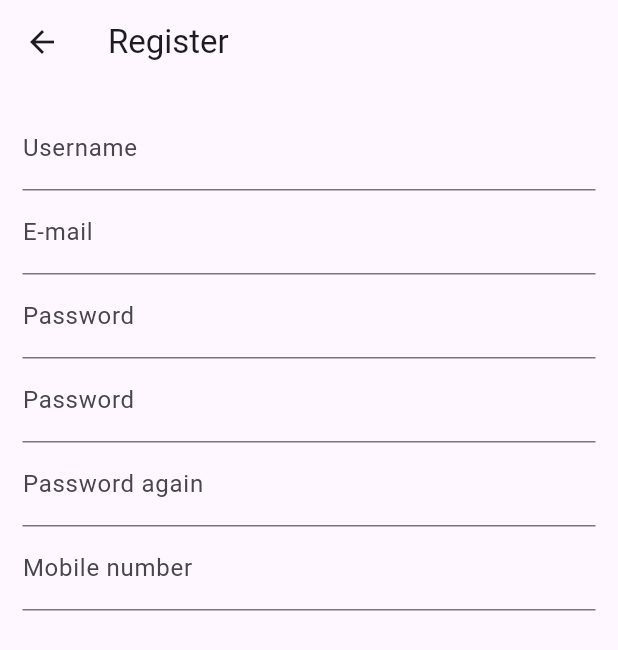
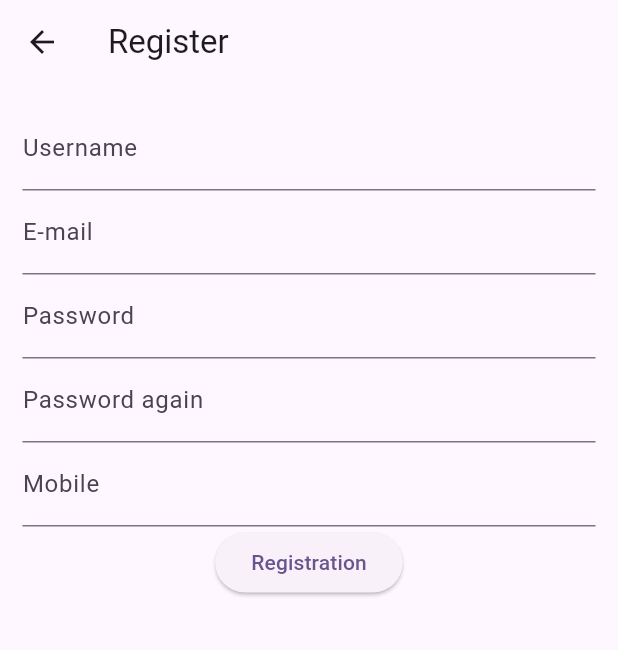
Before and after one commit to ketonBever0/Hazajutok, a Flutter app: the RegisterScreen screen opened by its route, on a phone screen of 412 x 824 dp. Shown: the top 650 px of the screen. Run offline on Flutter 3.47's test engine with Material 3 defaults, Android fonts, the phone set to English and light mode, and no system bars; our stand-ins replace cloud_firestore, firebase_analytics, firebase_core, flutter_map, flutter_riverpod, freezed_annotation and 3 more; accounts and stored records are empty; generated files the repository leaves out were written again; statements that could not run were skipped.

Commit message:
registration form started

```diff
--- a/analysis_options.yaml
+++ b/analysis_options.yaml
@@ -26,3 +26,8 @@ linter:
 
 # Additional information about this file can be found at
 # https://dart.dev/guides/language/analysis-options
+analyzer:
+  plugins:
+    - custom_lint
+  errors:
+    invalid_annotation_target: ignore
--- a/lib/main.dart
+++ b/lib/main.dart
@@ -4,10 +4,12 @@ import 'package:flutter/material.dart';
 import 'package:firebase_core/firebase_core.dart';
 import 'package:flutter_localizations/flutter_localizations.dart';
 import 'package:hazajutok/pages/auth/login/screen.dart';
-import 'package:hazajutok/pages/auth/register/screen.dart';
+import 'package:hazajutok/pages/auth/registration/screen.dart';
 import 'package:hazajutok/pages/mainscreen.dart';
+import 'package:riverpod_annotation/riverpod_annotation.dart';
 import 'firebase_options.dart';
 import 'package:flutter_gen/gen_l10n/app_localizations.dart';
+import 'package:flutter_riverpod/flutter_riverpod.dart';
 
 Future<void> main() async {
   WidgetsFlutterBinding.ensureInitialized();
@@ -15,19 +17,18 @@ Future<void> main() async {
   await Firebase.initializeApp(
     options: DefaultFirebaseOptions.currentPlatform,
   );
-  runApp(const MyApp());
+  runApp(ProviderScope(child: MyApp()));
 }
 
 FirebaseFirestore db = FirebaseFirestore.instance;
-
 FirebaseAnalytics analytics = FirebaseAnalytics.instance;
 
-class MyApp extends StatelessWidget {
+class MyApp extends ConsumerWidget {
   const MyApp({super.key});
 
   // This widget is the root of your application.
   @override
-  Widget build(BuildContext context) {
+  Widget build(BuildContext context, WidgetRef ref) {
     return MaterialApp(
       localizationsDelegates: AppLocalizations.localizationsDelegates,
       supportedLocales: AppLocalizations.supportedLocales,
--- a/lib/pages/auth/register/screen.dart
+++ /dev/null
@@ -1,56 +0,0 @@
-import 'package:flutter/material.dart';
-
-class RegisterScreen extends StatefulWidget {
-  const RegisterScreen({super.key});
-
-  @override
-  State<RegisterScreen> createState() => _RegisterScreenState();
-}
-
-class _RegisterScreenState extends State<RegisterScreen> {
-  @override
-  Widget build(BuildContext context) {
-    return Scaffold(
-      appBar: AppBar(
-        title: Text("Register"),
-      ),
-      body: Padding(
-        padding: EdgeInsets.all(15),
-        child: Row(
-          children: [
-            Expanded(
-                child: Column(
-              children: [
-                TextField(
-                  // onChanged: () {},
-                  decoration: InputDecoration(label: Text("Username")),
-                ),
-                TextField(
-                  // onChanged: () {},
-                  decoration: InputDecoration(label: Text("E-mail")),
-                ),
-                TextField(
-                  // onChanged: () {},
-                  decoration: InputDecoration(label: Text("Password")),
-                ),
-                TextField(
-                  // onChanged: () {},
-                  decoration: InputDecoration(label: Text("Password")), obscureText: true,
-                ),
-                TextField(
-                  // onChanged: () {},
-                  decoration: InputDecoration(label: Text("Password again")), obscureText: true,
-                ),
-                TextField(
-                  // onChanged: () {},
-                  decoration: InputDecoration(label: Text("Mobile number")),
-                ),
-
-              ],
-            ))
-          ],
-        ),
-      ),
-    );
-  }
-}
--- /dev/null
+++ b/lib/pages/auth/registration/screen.dart
@@ -0,0 +1,78 @@
+import 'package:cloud_firestore/cloud_firestore.dart';
+import 'package:flutter/material.dart';
+import 'package:flutter_gen/gen_l10n/app_localizations.dart';
+import 'package:flutter_riverpod/flutter_riverpod.dart';
+import 'package:hazajutok/main.dart';
+import 'package:hazajutok/pages/auth/registration/utils/registration_form.dart';
+
+class RegisterScreen extends StatefulWidget {
+  const RegisterScreen({super.key});
+
+  @override
+  State<RegisterScreen> createState() => _RegisterScreenState();
+}
+
+class _RegisterScreenState extends State<RegisterScreen> {
+
+
+  @override
+  Widget build(BuildContext context) {
+
+    return Scaffold(
+      appBar: AppBar(
+        title: Text("Register"),
+      ),
+      body: Padding(
+        padding: EdgeInsets.all(15),
+        child: Row(
+          children: [
+            Expanded(
+                child: Column(
+              children: [
+                TextField(
+                  // onChanged: () {},
+                  decoration: InputDecoration(
+                      label: Text(AppLocalizations.of(context)!.authUsername)),
+                ),
+                TextField(
+                  // onChanged: () {},
+                  decoration: InputDecoration(
+                      label: Text(AppLocalizations.of(context)!.authEmail)),
+                ),
+                // TextField(
+                //   // onChanged: () {},
+                //   decoration: InputDecoration(label: Text()),
+                // ),
+                TextField(
+                  // onChanged: () {},
+                  decoration: InputDecoration(
+                      label: Text(AppLocalizations.of(context)!.authPassword)),
+                  obscureText: true,
+                ),
+                TextField(
+                  // onChanged: () {},
+                  decoration: InputDecoration(
+                      label: Text(
+                          AppLocalizations.of(context)!.authPasswordAgain)),
+                  obscureText: true,
+                ),
+                TextField(
+                  // onChanged: () {},
+                  decoration: InputDecoration(
+                      label:
+                          Text(AppLocalizations.of(context)!.authMobileNumber)),
+                ),
+                ElevatedButton(
+                    onPressed: () async {
+
+                    },
+                    child: Text(
+                        AppLocalizations.of(context)!.mainDrawerRegistration))
+              ],
+            ))
+          ],
+        ),
+      ),
+    );
+  }
+}
--- a/pubspec.yaml
+++ b/pubspec.yaml
@@ -47,6 +47,8 @@ dependencies:
   flutter_localizations:
     sdk: flutter
   intl: any
+  freezed_annotation: ^2.4.1
+  json_annotation: ^4.9.0
 
 dev_dependencies:
   flutter_test:
@@ -62,6 +64,8 @@ dev_dependencies:
   build_runner: ^2.4.11
   custom_lint: ^0.6.4
   riverpod_lint: ^2.3.10
+  freezed: ^2.5.2
+  json_serializable: ^6.8.0
 
 # For information on the generic Dart part of this file, see the
 # following page: https://dart.dev/tools/pub/pubspec
```
Also changed, not shown: lib/firebase_service.dart (added, +11 -0 lines), lib/l10n/intl_en.arb (+12 -1 lines), lib/l10n/intl_hu.arb (deleted, +0 -7 lines), lib/pages/auth/register/utils.dart (deleted, +0 -10 lines), lib/pages/auth/registration/utils/registration_form.dart (added, +50 -0 lines), lib/generated/intl/messages_all.dart, lib/generated/intl/messages_en.dart, lib/generated/intl/messages_hu.dart (deleted), lib/generated/l10n.dart, lib/pages/auth/registration/utils/registration_form.freezed.dart (added), lib/pages/auth/registration/utils/registration_form.g.dart (added), pubspec.lock.
